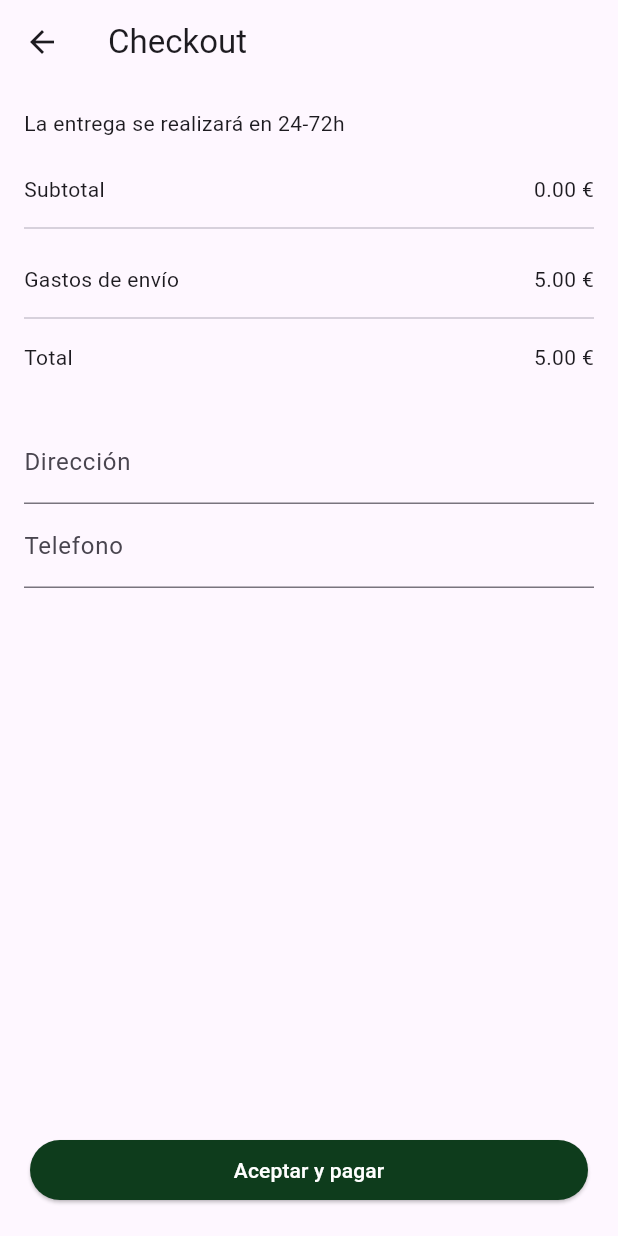
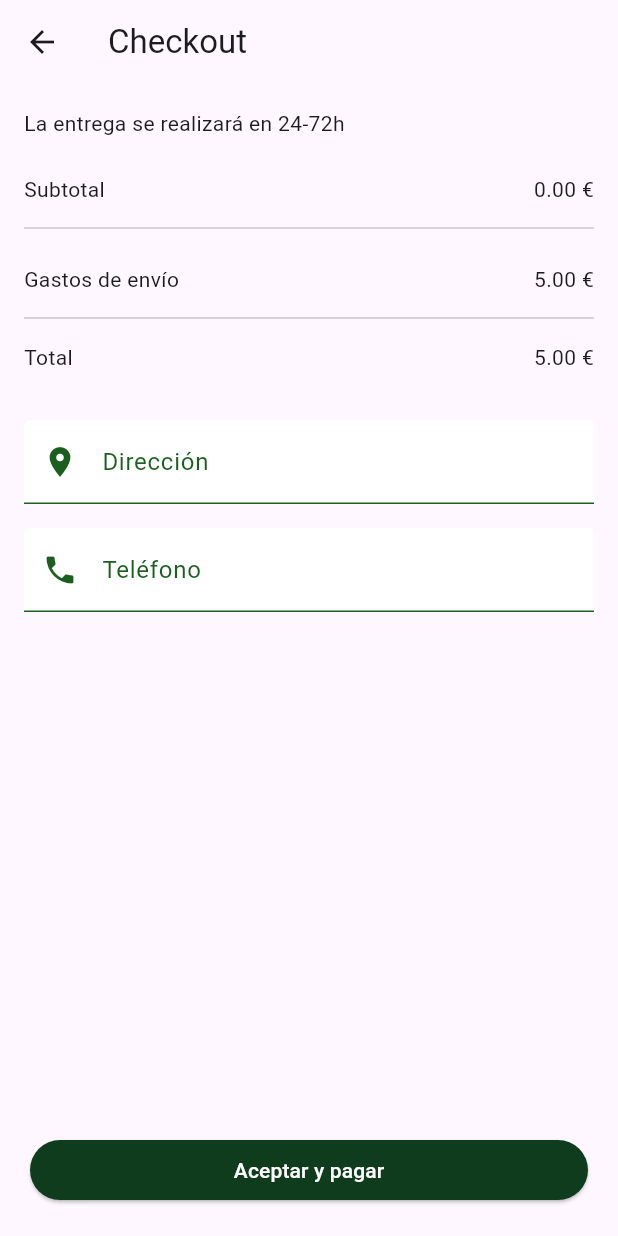
Before and after one commit to marcaixs/kntina_app, a Flutter app: the CheckoutPage screen opened directly with empty values, on a phone screen of 412 x 824 dp. Run offline on Flutter 3.47's test engine with Material 3 defaults, Android fonts, the phone set to English and light mode, and no system bars; our stand-ins replace font_awesome_flutter.

Commit message:
feat: replace TextFormField with CustomTextField in CheckoutPage

```diff
--- a/lib/features/cart/presentation/checkout_page.dart
+++ b/lib/features/cart/presentation/checkout_page.dart
@@ -1,6 +1,7 @@
 import 'package:flutter/material.dart';
 import 'package:kntina_app/core/widgets/back_appbar.dart';
 import 'package:kntina_app/features/shared/widgets/custom_button.dart';
+import 'package:kntina_app/features/shared/widgets/custom_text_field.dart';
 
 class CheckoutPage extends StatelessWidget {
   final double price;
@@ -56,11 +57,15 @@ class CheckoutPage extends StatelessWidget {
             Form(
               child: Column(
                 children: [
-                  TextFormField(
-                    decoration: const InputDecoration(labelText: 'Dirección'),
+                  CustomTextField(
+                    label: 'Dirección',
+                    icon: Icons.location_on,
                   ),
-                  TextFormField(
-                    decoration: const InputDecoration(labelText: 'Telefono'),
+                  SizedBox(height: 16),
+                  CustomTextField(
+                    label: 'Teléfono',
+                    icon: Icons.phone,
+                    keyboardType: TextInputType.phone,
                   ),
                 ],
               ),
```
